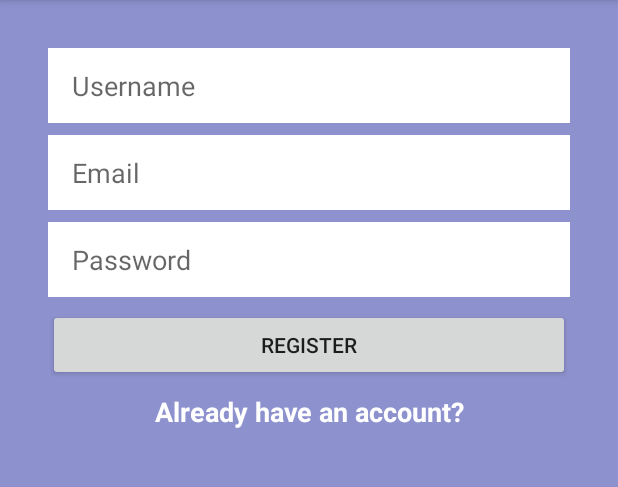
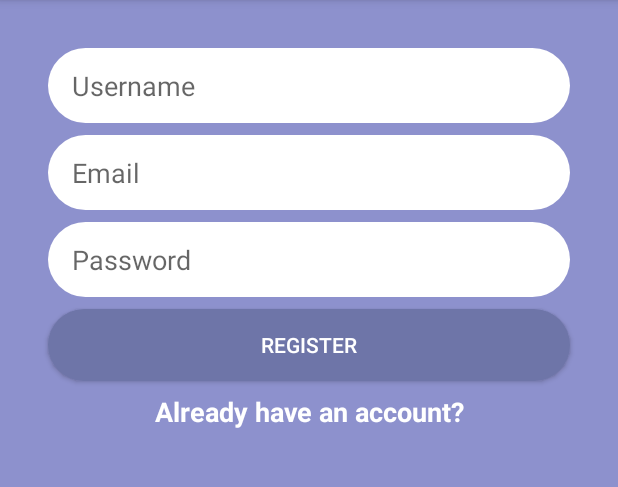
Before and after one commit to sayuree/android-simple-messenger, an Android app: the screen it shows after launch (MainActivity), on a phone screen of 412 x 824 dp, the part 84-571 px from its top. Run offline under Robolectric (Android 15) with nearby library versions, the phone set to English and light mode, and no system bars.

Commit message:
Added rounded corners to UI elements

```diff
--- a/app/build.gradle
+++ b/app/build.gradle
@@ -1,7 +1,8 @@
 apply plugin: 'com.android.application'
 apply plugin: 'kotlin-android'
 apply plugin: 'kotlin-android-extensions'
-
+apply plugin: 'com.android.application'
+apply plugin: 'com.google.gms.google-services'
 android {
     compileSdkVersion 29
 
@@ -32,5 +33,5 @@ dependencies {
     testImplementation 'junit:junit:4.12'
     androidTestImplementation 'androidx.test.ext:junit:1.1.1'
     androidTestImplementation 'androidx.test.espresso:espresso-core:3.2.0'
-
+    implementation 'com.google.firebase:firebase-analytics:17.2.2'
 }
--- /dev/null
+++ b/app/src/main/res/drawable/rounded_button.xml
@@ -0,0 +1,5 @@
+<?xml version="1.0" encoding="utf-8"?>
+<shape xmlns:android="http://schemas.android.com/apk/res/android">
+    <corners android:radius="25dp"/>
+    <solid android:color="@color/rhytm"/>
+</shape>
--- /dev/null
+++ b/app/src/main/res/drawable/rounded_edittext_register.xml
@@ -0,0 +1,5 @@
+<?xml version="1.0" encoding="utf-8"?>
+<shape xmlns:android="http://schemas.android.com/apk/res/android">
+    <corners android:radius="25dp"/>
+    <solid android:color="@android:color/white"/>
+</shape>
--- a/app/src/main/res/layout/activity_main.xml
+++ b/app/src/main/res/layout/activity_main.xml
@@ -15,7 +15,7 @@
         app:layout_constraintTop_toTopOf="parent"
         app:layout_constraintLeft_toLeftOf="parent"
         app:layout_constraintRight_toRightOf="parent"
-        android:background="@android:color/white"
+        android:background="@drawable/rounded_edittext_register"
         android:layout_margin="32dp"
         android:paddingLeft="16dp"
         android:inputType="text"
@@ -28,7 +28,7 @@
         android:layout_marginLeft="32dp"
         android:layout_marginTop="8dp"
         android:layout_marginRight="32dp"
-        android:background="@android:color/white"
+        android:background="@drawable/rounded_edittext_register"
         android:hint="@string/email"
         android:inputType="textEmailAddress"
         android:paddingLeft="16dp"
@@ -43,7 +43,7 @@
         android:layout_marginLeft="32dp"
         android:layout_marginTop="8dp"
         android:layout_marginRight="32dp"
-        android:background="@android:color/white"
+        android:background="@drawable/rounded_edittext_register"
         android:hint="@string/password"
         android:inputType="textPassword"
         android:paddingLeft="16dp"
@@ -57,6 +57,8 @@
         android:layout_height="wrap_content"
         android:text="@string/button_name"
         android:layout_marginTop="8dp"
+        android:background="@drawable/rounded_button"
+        android:textColor="@android:color/white"
         app:layout_constraintEnd_toEndOf="@+id/password_edittext_register"
         app:layout_constraintStart_toStartOf="@+id/password_edittext_register"
         app:layout_constraintTop_toBottomOf="@+id/password_edittext_register" />
--- a/build.gradle
+++ b/build.gradle
@@ -8,7 +8,7 @@ buildscript {
     dependencies {
         classpath "com.android.tools.build:gradle:4.0.0"
         classpath "org.jetbrains.kotlin:kotlin-gradle-plugin:$kotlin_version"
-
+        classpath 'com.google.gms:google-services:4.3.3'
         // NOTE: Do not place your application dependencies here; they belong
         // in the individual module build.gradle files
     }
```
Also changed, not shown: app/src/main/java/kz/company/messenger/MainActivity.kt (+10 -1 lines), app/src/main/res/layout/activity_login.xml (+5 -2 lines), 1 other file.
